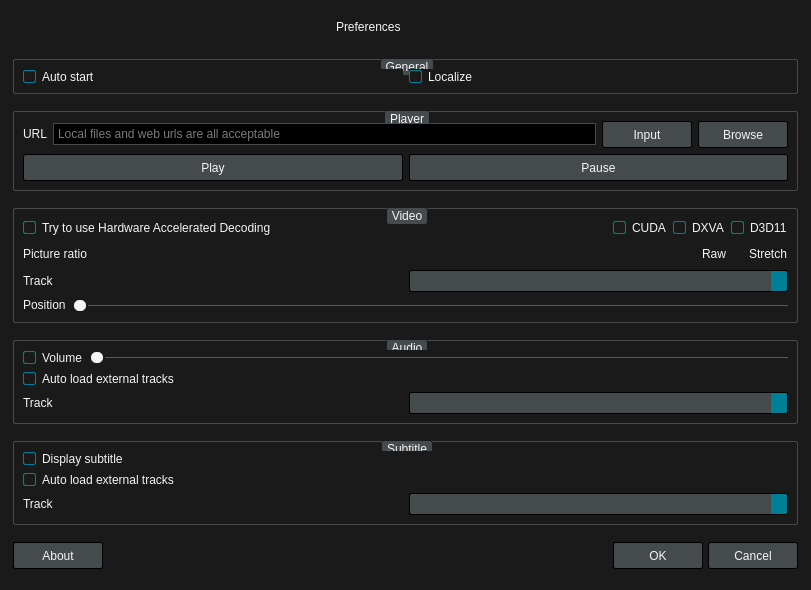
The window that src/forms/preferencesdialog.ui (wangwenx190/dynamic-desktop) describes before a commit, drawn with Qt 5.
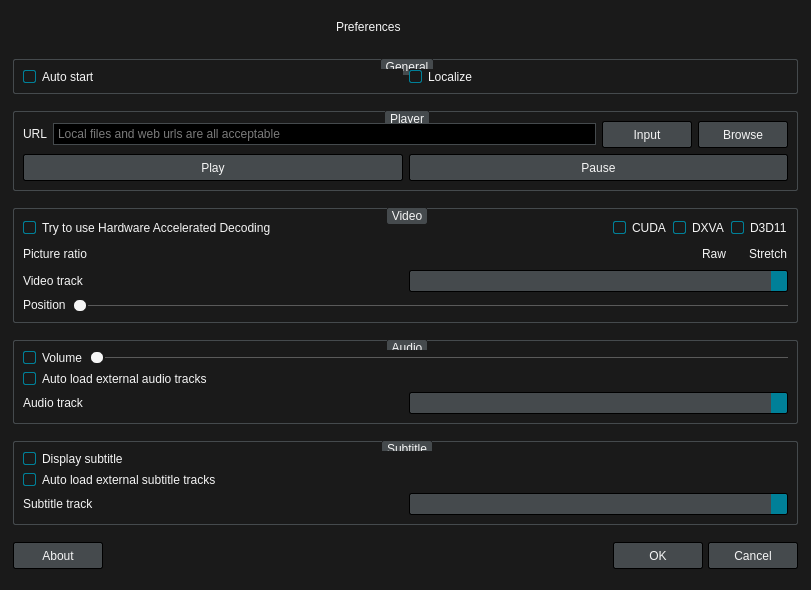
The same window after the commit. Icons and pictures are not drawn. Custom widgets are drawn as their Qt base class.

The edit to the form file:
```diff
--- a/src/forms/preferencesdialog.ui
+++ b/src/forms/preferencesdialog.ui
@@ -604,7 +604,7 @@
            </sizepolicy>
           </property>
           <property name="text">
-           <string>Track</string>
+           <string>Video track</string>
           </property>
          </widget>
         </item>
@@ -673,7 +673,7 @@
       <item>
        <widget class="QCheckBox" name="checkBox_audio_autoLoadExternal">
         <property name="text">
-         <string>Auto load external tracks</string>
+         <string>Auto load external audio tracks</string>
         </property>
        </widget>
       </item>
@@ -688,7 +688,7 @@
            </sizepolicy>
           </property>
           <property name="text">
-           <string>Track</string>
+           <string>Audio track</string>
           </property>
          </widget>
         </item>
@@ -722,7 +722,7 @@
       <item>
        <widget class="QCheckBox" name="checkBox_subtitle_autoLoadExternal">
         <property name="text">
-         <string>Auto load external tracks</string>
+         <string>Auto load external subtitle tracks</string>
         </property>
        </widget>
       </item>
@@ -737,7 +737,7 @@
            </sizepolicy>
           </property>
           <property name="text">
-           <string>Track</string>
+           <string>Subtitle track</string>
           </property>
          </widget>
         </item>
```
Left out of the diff: 3 changed lines with no effect on the pictures.
